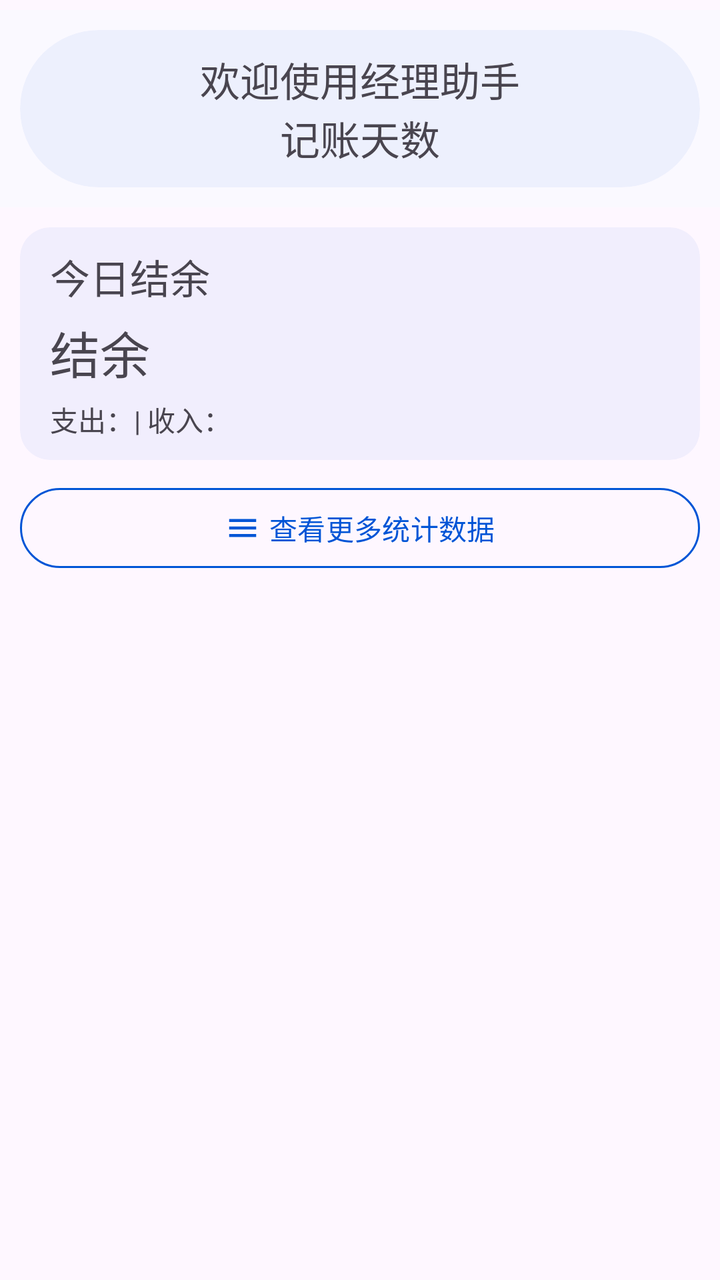
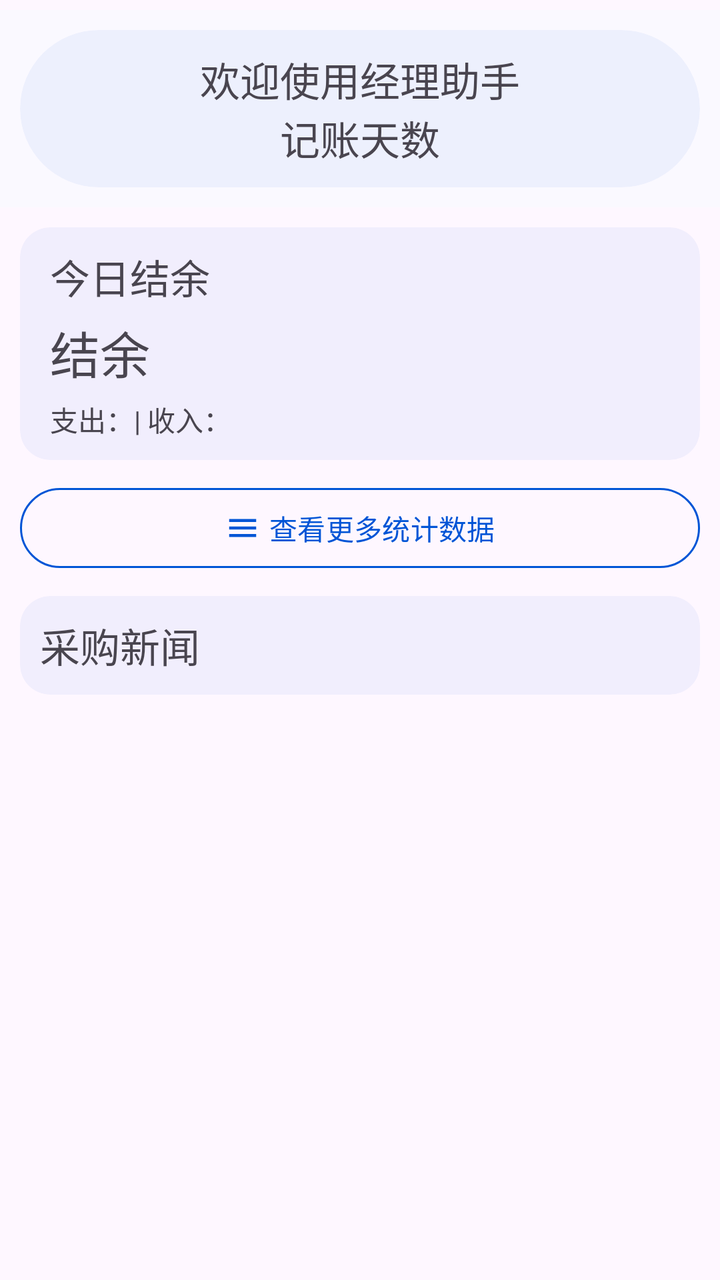

Two renders of the same Android screen: before a commit and after it. Below are the layout's source before the change and the commit's diff.
<!-- AndroidManifest.xml: application theme Theme.ManagerAssistant.Static -->
<!-- res/layout/fragment_home.xml -->
<androidx.coordinatorlayout.widget.CoordinatorLayout xmlns:android="http://schemas.android.com/apk/res/android"
    xmlns:app="http://schemas.android.com/apk/res-auto"
    xmlns:tools="http://schemas.android.com/tools"
    android:layout_width="match_parent"
    android:layout_height="match_parent"
    tools:context=".ui.pages.home.HomeFragment">

    <com.google.android.material.appbar.AppBarLayout
        style="@style/AppBarLayoutStyle"
        android:layout_width="match_parent"
        android:layout_height="wrap_content"
        android:layout_marginTop="5dp">

        <com.google.android.material.card.MaterialCardView
            style="@style/RoundCardStyle"
            android:layout_width="match_parent"
            android:layout_height="wrap_content"
            app:layout_scrollFlags="scroll|snap">

            <LinearLayout
                android:layout_width="match_parent"
                android:layout_height="wrap_content"
                android:orientation="vertical">

                <com.google.android.material.textview.MaterialTextView
                    style="@style/LabelTextViewStyle"
                    android:layout_width="wrap_content"
                    android:layout_height="wrap_content"
                    android:layout_gravity="center_horizontal"
                    android:paddingBottom="0dp"
                    android:text="@string/welcome_string" />

                <com.google.android.material.textview.MaterialTextView
                    android:id="@+id/bookkeeping_days_text"
                    style="@style/LabelTextViewStyle"
                    android:layout_width="wrap_content"
                    android:layout_height="wrap_content"
                    android:layout_gravity="center_horizontal"
                    android:paddingTop="0dp"
                    android:text="@string/num_of_bookkeeping_days" />
            </LinearLayout>
        </com.google.android.material.card.MaterialCardView>
    </com.google.android.material.appbar.AppBarLayout>

    <ScrollView
        android:layout_width="match_parent"
        android:layout_height="wrap_content"
        app:layout_behavior="@string/appbar_scrolling_view_behavior">

        
        <LinearLayout
            android:layout_width="match_parent"
            android:layout_height="wrap_content"
            android:orientation="vertical">

            
            <com.google.android.material.card.MaterialCardView
                android:id="@+id/report_balance_cardview"
                style="@style/ContentCardStyle"
                android:layout_width="match_parent"
                android:layout_height="wrap_content">

                <LinearLayout
                    android:layout_width="match_parent"
                    android:layout_height="match_parent"
                    android:orientation="vertical">

                    <com.google.android.material.textview.MaterialTextView
                        style="@style/ReportInfoTextViewStyle"
                        android:layout_width="wrap_content"
                        android:layout_height="wrap_content"
                        android:paddingTop="10dp"
                        android:text="@string/today_balance"
                        android:textSize="20sp" />

                    <com.google.android.material.textview.MaterialTextView
                        android:id="@+id/balance_text"
                        style="@style/ReportInfoTextViewStyle"
                        android:layout_width="wrap_content"
                        android:layout_height="wrap_content"
                        android:text="@string/balance"
                        android:textSize="25sp" />

                    <com.google.android.material.textview.MaterialTextView
                        android:id="@+id/expense_income_text"
                        style="@style/ReportInfoTextViewStyle"
                        android:layout_width="wrap_content"
                        android:layout_height="wrap_content"
                        android:paddingBottom="10dp"
                        android:text="@string/expense_and_income" />
                </LinearLayout>
            </com.google.android.material.card.MaterialCardView>

            
            <com.google.android.material.button.MaterialButton
                android:id="@+id/report_btn"
                style="@style/OutlinedBtnStyle"
                android:layout_width="match_parent"
                android:layout_height="wrap_content"
                android:text="@string/check_more_data"
                app:icon="@drawable/baseline_menu_24"
                app:iconGravity="textStart" />
        </LinearLayout>
    </ScrollView>
</androidx.coordinatorlayout.widget.CoordinatorLayout>
<!-- resources referenced by this layout -->
<resources>
  <!-- drawable baseline_menu_24 (drawable) -->
  <vector xmlns:android="http://schemas.android.com/apk/res/android" android:height="24dp" android:tint="#000000" android:viewportHeight="24" android:viewportWidth="24" android:width="24dp">
        
      <path android:fillColor="@android:color/white" android:pathData="M3,18h18v-2L3,16v2zM3,13h18v-2L3,11v2zM3,6v2h18L21,6L3,6z"/>
      
  </vector>
  <string name="balance">结余</string>
  <string name="check_more_data">查看更多统计数据</string>
  <string name="expense_and_income">支出：| 收入：</string>
  <string name="num_of_bookkeeping_days">记账天数</string>
  <string name="today_balance">今日结余</string>
  <string name="welcome_string">欢迎使用经理助手</string>
  <style name="AppBarLayoutStyle" parent="Widget.Material3.AppBarLayout">
          <item name="android:background">?attr/colorSurface</item>
      </style>
  <style name="ContentCardStyle">
          <item name="cardBackgroundColor">@color/card_background_color</item>
          <item name="cardCornerRadius">15dp</item>
          <item name="strokeColor">@android:color/transparent</item>
          <item name="android:layout_marginTop">10dp</item>
          <item name="android:layout_marginStart">10dp</item>
          <item name="android:layout_marginEnd">10dp</item>
          <item name="android:layout_marginBottom">10dp</item>
      </style>
  <style name="LabelTextViewStyle">
          <item name="android:paddingStart">10dp</item>
          <item name="android:paddingEnd">10dp</item>
          <item name="android:paddingTop">10dp</item>
          <item name="android:paddingBottom">10dp</item>
          <item name="android:textSize">20sp</item>
      </style>
  <style name="OutlinedBtnStyle" parent="Widget.Material3.Button.OutlinedButton">
          <item name="android:textColor">?attr/colorPrimary</item>
          <item name="strokeColor">?attr/colorPrimary</item>
          <item name="strokeWidth">1dp</item>
          <item name="android:layout_marginStart">10dp</item>
          <item name="android:layout_marginEnd">10dp</item>
      </style>
  <style name="ReportInfoTextViewStyle">
          <item name="android:paddingTop">5dp</item>
          <item name="android:paddingStart">15dp</item>
      </style>
  <style name="RoundCardStyle">
          <item name="cardBackgroundColor">@color/card_background_color</item>
          <item name="cardCornerRadius">50dp</item>
          <item name="strokeColor">@android:color/transparent</item>
          <item name="android:layout_margin">10dp</item>
      </style>
  <color name="color_primary">#0055d6</color>
  <color name="color_on_primary">#ffffff</color>
  <color name="color_primary_container">#d8e1fe</color>
  <color name="color_secondary_container">#e0e1ff</color>
  <color name="color_surface">#faf9ff</color>
  <color name="color_surface_container">#ebedfa</color>
  <color name="color_surface_container_low">#edeffc</color>
  <style name="ToolBarStyle" parent="Widget.Material3.Toolbar">
          <item name="android:backgroundTint">?attr/colorSurface</item>
          <item name="navigationIconTint">?attr/colorPrimary</item>
          <item name="contentInsetStart">10dp</item>
          <item name="titleTextAppearance">@style/TitleStyle</item>
      </style>
  <style name="TitleStyle">
          <item name="android:textSize">23sp</item>
      </style>
  <!-- unchanged entries left out for length: 1 -->
</resources>

<!-- the commit's change to res/layout/fragment_home.xml (unified diff, before → after) -->
@@ -42,7 +42,7 @@
         </com.google.android.material.card.MaterialCardView>
     </com.google.android.material.appbar.AppBarLayout>
 
-    <ScrollView
+    <androidx.core.widget.NestedScrollView
         android:layout_width="match_parent"
         android:layout_height="wrap_content"
         app:layout_behavior="@string/appbar_scrolling_view_behavior">
@@ -100,6 +100,40 @@
                 android:text="@string/check_more_data"
                 app:icon="@drawable/baseline_menu_24"
                 app:iconGravity="textStart" />
+
+            
+            <com.google.android.material.card.MaterialCardView
+                android:id="@+id/web_link_card"
+                style="@style/ContentCardStyle"
+                android:layout_width="match_parent"
+                android:layout_height="wrap_content">
+
+                <androidx.constraintlayout.widget.ConstraintLayout
+                    android:layout_width="match_parent"
+                    android:layout_height="wrap_content">
+
+                    <com.google.android.material.textview.MaterialTextView
+                        android:id="@+id/web_link_title_text"
+                        style="@style/LabelTextViewStyle"
+                        android:layout_width="wrap_content"
+                        android:layout_height="wrap_content"
+                        android:text="@string/link_title"
+                        app:layout_constraintStart_toStartOf="parent"
+                        app:layout_constraintTop_toTopOf="parent" />
+
+                    <androidx.recyclerview.widget.RecyclerView
+                        android:id="@+id/web_link_recycler"
+                        android:layout_width="match_parent"
+                        android:layout_height="wrap_content"
+                        android:layout_marginStart="10dp"
+                        android:layout_marginEnd="10dp"
+                        android:nestedScrollingEnabled="false"
+                        app:layoutManager="androidx.recyclerview.widget.LinearLayoutManager"
+                        app:layout_constraintEnd_toEndOf="parent"
+                        app:layout_constraintStart_toStartOf="parent"
+                        app:layout_constraintTop_toBottomOf="@+id/web_link_title_text" />
+                </androidx.constraintlayout.widget.ConstraintLayout>
+            </com.google.android.material.card.MaterialCardView>
         </LinearLayout>
-    </ScrollView>
+    </androidx.core.widget.NestedScrollView>
 </androidx.coordinatorlayout.widget.CoordinatorLayout>
<!-- resource entries referenced after the edit -->
@@ -9,6 +9,7 @@
   <string name="balance">结余</string>
   <string name="check_more_data">查看更多统计数据</string>
   <string name="expense_and_income">支出：| 收入：</string>
+  <string name="link_title">采购新闻</string>
   <string name="num_of_bookkeeping_days">记账天数</string>
   <string name="today_balance">今日结余</string>
   <string name="welcome_string">欢迎使用经理助手</string>
